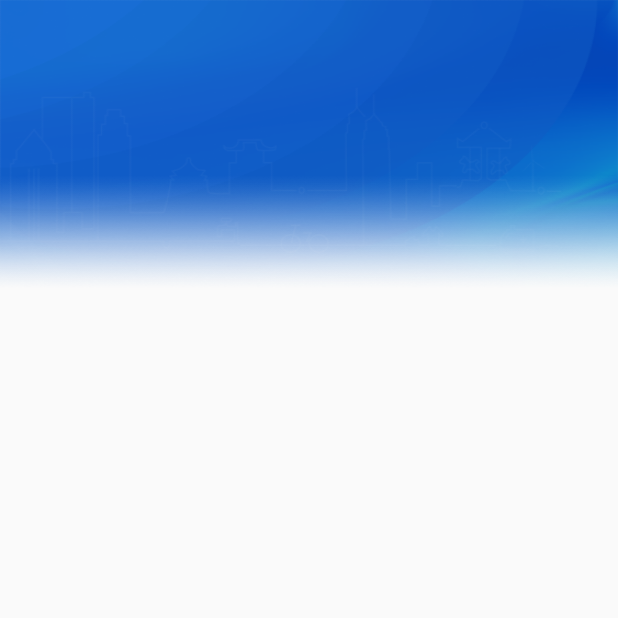
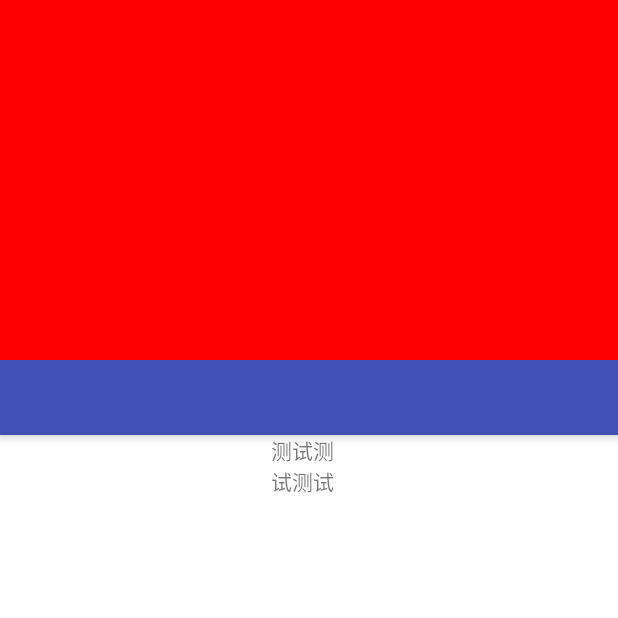
Before and after one commit to FengQing123/InPaokeUse, an Android app: the StatusBarActivity screen opened directly, with no data from a screen before it, on a phone screen of 412 x 824 dp, the top half of it. Run offline under Robolectric (Android 15) with nearby library versions, the light colour scheme and no system bars.

Commit message:
1.了解状态栏透明机制 2.drawerLayout抽屉使用

```diff
--- a/app/src/main/AndroidManifest.xml
+++ b/app/src/main/AndroidManifest.xml
@@ -50,9 +50,8 @@
         <activity android:name=".activity.ThreadTestActivity" />
         <activity android:name=".activity.SwTestActivity" />
         <activity android:name=".activity.ConstraintLayoutTestActivity" />
-        <activity
-            android:name=".activity.StatusBarActivity"
-            android:theme="@style/HasNoTitle" />
+        <activity android:name=".activity.StatusBarActivity" />
+        <activity android:name=".activity.DrawLayoutActivity" />
     </application>
 
 </manifest>
--- a/app/src/main/java/com/fq/inpaokeuse/activity/MainActivity.java
+++ b/app/src/main/java/com/fq/inpaokeuse/activity/MainActivity.java
@@ -166,8 +166,8 @@ public class MainActivity extends AppCompatActivity implements View.OnClickListe
             case R.id.btn_to_constraint:
                 UIHelper.showActivity(this, ConstraintLayoutTestActivity.class);
                 break;
-            case R.id.btn_to_statusbar:
-                UIHelper.showActivity(this, StatusBarActivity.class);
+            case R.id.btn_to_drawlayout:
+                UIHelper.showActivity(this, DrawLayoutActivity.class);
                 break;
             default:
                 break;
--- a/app/src/main/java/com/fq/inpaokeuse/activity/StatusBarActivity.java
+++ b/app/src/main/java/com/fq/inpaokeuse/activity/StatusBarActivity.java
@@ -1,12 +1,8 @@
 package com.fq.inpaokeuse.activity;
 
-import android.os.Build;
 import android.os.Bundle;
 import android.support.annotation.Nullable;
-import android.support.v4.content.ContextCompat;
 import android.support.v7.app.AppCompatActivity;
-import android.view.View;
-import android.view.WindowManager;
 
 import com.fq.inpaokeuse.R;
 
@@ -23,27 +19,23 @@ public class StatusBarActivity extends AppCompatActivity {
         /**
          * 使得布局延伸到状态栏和导航栏区域
          */
-        getWindow().getDecorView().setSystemUiVisibility(View.SYSTEM_UI_FLAG_LAYOUT_FULLSCREEN
-                | View.SYSTEM_UI_FLAG_LAYOUT_HIDE_NAVIGATION
-                | View.SYSTEM_UI_FLAG_LAYOUT_STABLE);
-
-        /**
-         * 使状态栏和导航栏透明（最低版本19）
-         * 会做延伸，但状态栏和导航栏只是透明
-         */
-        getWindow().addFlags(WindowManager.LayoutParams.FLAG_TRANSLUCENT_STATUS);
-        getWindow().addFlags(WindowManager.LayoutParams.FLAG_TRANSLUCENT_NAVIGATION);
-
-        /**
-         * 设置状态栏和导航栏透明（最低版本21）
-         * 这里没有做延伸，只是简单的变透明
-         */
-        if (Build.VERSION.SDK_INT >= Build.VERSION_CODES.LOLLIPOP) {
-            getWindow().setStatusBarColor(ContextCompat.getColor(this, R.color.transparent));
-            getWindow().setNavigationBarColor(ContextCompat.getColor(this, R.color.transparent));
-        }
-
-        setContentView(R.layout.activity_statusbar);
-
+//        getWindow().getDecorView().setSystemUiVisibility(View.SYSTEM_UI_FLAG_LAYOUT_FULLSCREEN | View.SYSTEM_UI_FLAG_LAYOUT_STABLE);
+//
+//        if (Build.VERSION.SDK_INT >= Build.VERSION_CODES.LOLLIPOP) {
+//            /**
+//             * 设置状态栏和导航栏透明（最低版本21）
+//             * 这里没有做延伸，只是简单的变透明
+//             */
+//            getWindow().setStatusBarColor(ContextCompat.getColor(this, R.color.transparent));
+//            getWindow().setNavigationBarColor(ContextCompat.getColor(this, R.color.transparent));
+//        } else if (Build.VERSION.SDK_INT >= Build.VERSION_CODES.KITKAT) {
+//            /**
+//             * 使状态栏和导航栏透明（最低版本19）
+//             * 会做延伸，但状态栏和导航栏只是透明
+//             */
+//            getWindow().addFlags(WindowManager.LayoutParams.FLAG_TRANSLUCENT_STATUS);
+////            getWindow().addFlags(WindowManager.LayoutParams.FLAG_TRANSLUCENT_NAVIGATION);
+//        }
+        setContentView(R.layout.layout_scorllview_stick);
     }
 }
--- /dev/null
+++ b/app/src/main/res/layout/layout_scorllview_stick.xml
@@ -0,0 +1,86 @@
+<?xml version="1.0" encoding="utf-8"?><!--android:background="#ffffff"-->
+<LinearLayout xmlns:android="http://schemas.android.com/apk/res/android"
+    android:id="@+id/cotainer"
+    android:layout_width="fill_parent"
+    android:layout_height="match_parent"
+    android:background="#ffffff"
+    android:fitsSystemWindows="true"
+    android:orientation="vertical">
+
+    <android.support.design.widget.CoordinatorLayout xmlns:app="http://schemas.android.com/apk/res-auto"
+        android:id="@+id/scrollview"
+        android:layout_width="fill_parent"
+        android:layout_height="match_parent"
+        android:background="#ffffff">
+
+        <android.support.design.widget.AppBarLayout
+            android:id="@+id/id_appbarlayout"
+            android:layout_width="match_parent"
+            android:layout_height="wrap_content">
+
+            <android.support.design.widget.CollapsingToolbarLayout
+                android:id="@+id/collapsing_tool_bar_test_ctl"
+                android:layout_width="match_parent"
+                android:layout_height="match_parent"
+                android:fitsSystemWindows="true"
+                app:contentScrim="?attr/colorPrimary"
+                app:expandedTitleMarginEnd="64dp"
+                app:expandedTitleMarginStart="48dp"
+                app:layout_scrollFlags="scroll">
+
+                <RelativeLayout
+                    android:id="@+id/userScroreRe"
+                    android:layout_width="match_parent"
+                    android:layout_height="240dp"
+                    android:background="#f00"
+                    app:layout_scrollFlags="enterAlwaysCollapsed">
+
+
+                </RelativeLayout>
+            </android.support.design.widget.CollapsingToolbarLayout>
+
+
+            <LinearLayout
+                android:layout_width="fill_parent"
+                android:layout_height="wrap_content"
+                android:orientation="horizontal">
+
+                <RadioGroup
+                    android:id="@+id/radioGroup"
+                    android:layout_width="fill_parent"
+                    android:layout_height="50dip"
+                    android:gravity="center"
+                    android:orientation="horizontal" />
+            </LinearLayout>
+        </android.support.design.widget.AppBarLayout>
+
+
+        <android.support.v4.widget.NestedScrollView
+            android:id="@+id/myMainScrollView"
+            android:layout_width="match_parent"
+            android:layout_height="match_parent"
+            android:overScrollMode="always"
+            app:layout_behavior="@string/appbar_scrolling_view_behavior">
+
+            <LinearLayout
+                android:id="@+id/mainLinearLayout"
+                android:layout_width="match_parent"
+                android:layout_height="wrap_content"
+
+                android:orientation="vertical">
+
+                <TextView
+                    android:layout_width="50dp"
+                    android:layout_height="wrap_content"
+                    android:layout_gravity="center"
+                    android:text="测试测试测试" />
+
+                <!--<FrameLayout-->
+                <!--android:id="@+id/myFrameContainer"-->
+                <!--android:layout_width="match_parent"-->
+                <!--android:layout_height="fill_parent"></FrameLayout>-->
+
+            </LinearLayout>
+        </android.support.v4.widget.NestedScrollView>
+    </android.support.design.widget.CoordinatorLayout>
+</LinearLayout>
```
Also changed, not shown: app/src/main/java/com/fq/inpaokeuse/activity/DrawLayoutActivity.java (added, +64 -0 lines), app/src/main/java/com/fq/inpaokeuse/widget/MyScrollView.java (added, +71 -0 lines), app/src/main/res/layout/activity_drawlayout.xml (added, +33 -0 lines), app/src/main/res/layout/activity_main.xml (+7 -0 lines), app/src/main/res/layout/activity_statusbar.xml (+76 -8 lines), app/src/main/res/mipmap-xhdpi/ic_scan.png (added), app/src/main/res/mipmap-xhdpi/ic_search.png (added).
